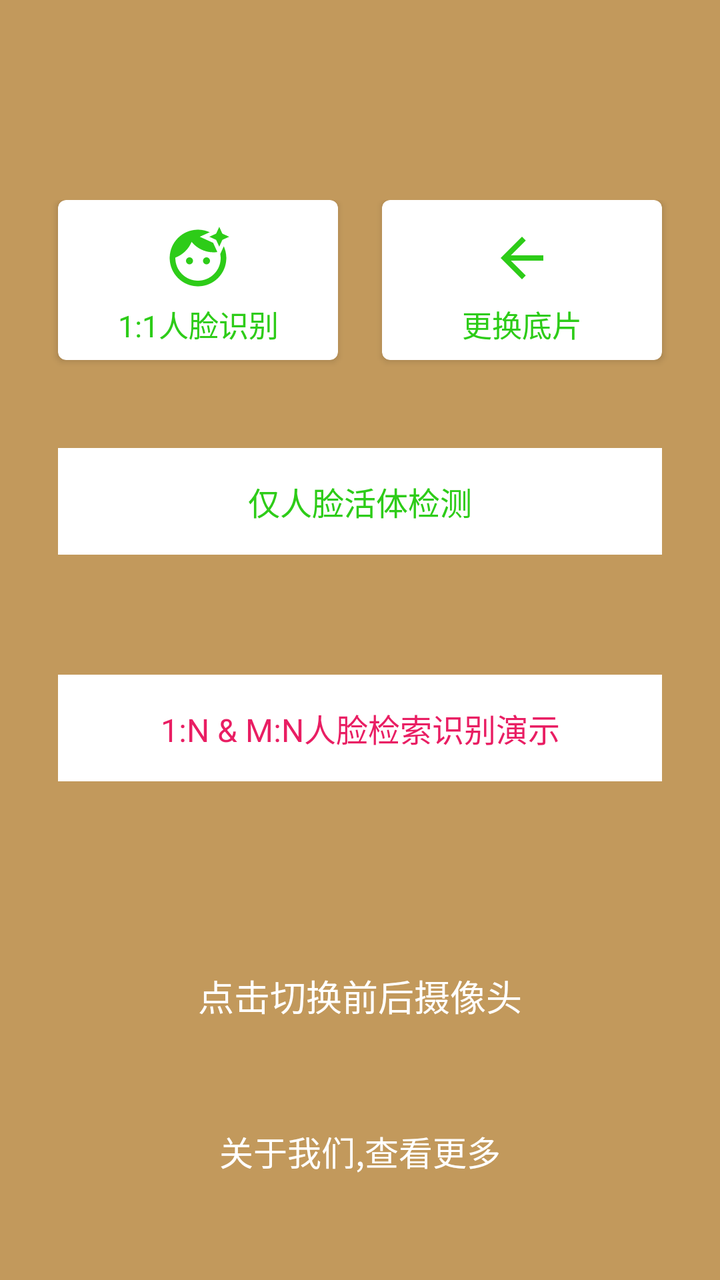
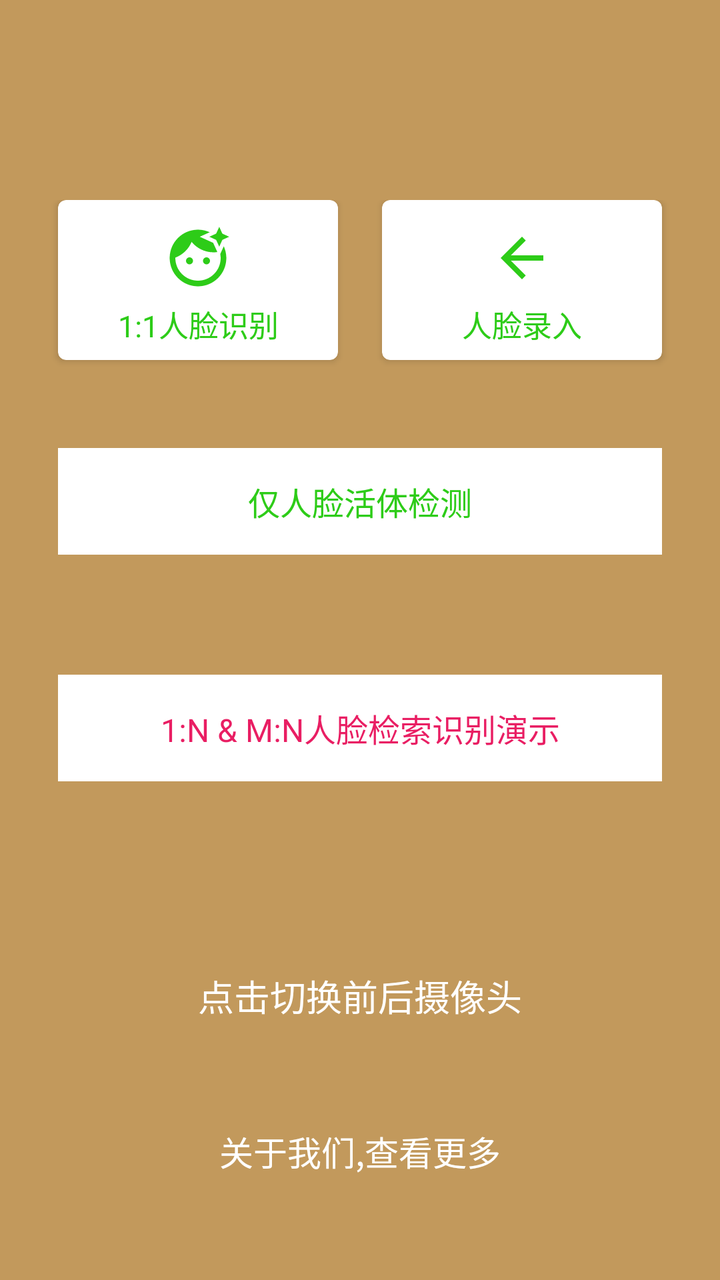

Two renders of the same Android screen: before a commit and after it. Below are the layout's source before the change and the commit's diff.
<!-- AndroidManifest.xml: application theme Theme.AppCompat.NoActionBar -->
<!-- res/layout/activity_navi.xml -->
<?xml version="1.0" encoding="utf-8"?>
<androidx.constraintlayout.widget.ConstraintLayout xmlns:android="http://schemas.android.com/apk/res/android"
    xmlns:app="http://schemas.android.com/apk/res-auto"
    xmlns:tools="http://schemas.android.com/tools"
    android:layout_width="match_parent"
    android:layout_height="match_parent"
    android:background="@color/yellow"
    android:paddingTop="100dp"
    tools:context=".NaviActivity">

    
    <androidx.cardview.widget.CardView
        android:id="@+id/face_verify_card"
        android:layout_width="0dp"
        android:layout_height="80dp"
        app:cardCornerRadius="4dp"
        android:layout_marginLeft="29dp"
        android:layout_marginRight="11dp"
        app:cardBackgroundColor="@color/white"
        app:layout_constraintEnd_toStartOf="@+id/update_base_image"
        app:layout_constraintStart_toStartOf="parent"
        app:layout_constraintTop_toTopOf="parent">

        <LinearLayout
            android:layout_width="match_parent"
            android:layout_height="wrap_content"
            android:layout_gravity="center"
            android:orientation="vertical">

            <ImageView
                android:layout_width="44dp"
                android:layout_height="44dp"
                android:padding="5dp"
                android:layout_gravity="center_horizontal"
                android:src="@drawable/baseline_face_retouching_natural_24" />

            <TextView
                android:id="@+id/face_verify"
                android:layout_width="match_parent"
                android:layout_height="wrap_content"
                android:layout_gravity="center_horizontal"
                android:gravity="center"
                android:text="1:1人脸识别"
                android:textColor="#2DCC18"
                android:textSize="15sp" />

        </LinearLayout>

    </androidx.cardview.widget.CardView>


    
    <androidx.cardview.widget.CardView
        android:id="@+id/update_base_image"
        android:layout_width="0dp"
        android:layout_height="80dp"
        app:cardCornerRadius="4dp"
        android:layout_marginRight="29dp"
        android:layout_marginLeft="11dp"

        app:cardBackgroundColor="@color/white"
        app:layout_constraintEnd_toEndOf="parent"
        app:layout_constraintStart_toEndOf="@+id/face_verify_card"
        app:layout_constraintTop_toTopOf="parent">

        <LinearLayout
            android:layout_width="match_parent"
            android:layout_height="wrap_content"
            android:layout_gravity="center"
            android:orientation="vertical">

            <ImageView
                android:layout_width="44dp"
                android:layout_height="44dp"
                android:padding="6dp"
                android:layout_gravity="center_horizontal"
                android:src="@drawable/ic_baseline_arrow_back_24" />

            <TextView
                android:id="@+id/change_base_img"
                android:layout_width="match_parent"
                android:layout_height="wrap_content"
                android:layout_gravity="center_horizontal"
                android:gravity="center"
                android:text="更换底片"
                android:textColor="#2DCC18"
                android:textSize="15sp"
                app:layout_constraintTop_toBottomOf="@+id/update_base_image" />

        </LinearLayout>

    </androidx.cardview.widget.CardView>



    <TextView
        android:id="@+id/liveness_detection"
        android:layout_width="match_parent"
        android:layout_height="wrap_content"
        android:layout_marginTop="44dp"
        android:background="@color/white"
        android:gravity="center"
        android:layout_marginLeft="29dp"
        android:layout_marginRight="29dp"
        android:paddingTop="15dp"
        android:paddingBottom="15dp"
        android:text="仅人脸活体检测"
        android:textColor="#2DCC18"
        android:textSize="16sp"
        android:visibility="visible"
        app:layout_constraintEnd_toEndOf="parent"
        app:layout_constraintStart_toStartOf="parent"
        app:layout_constraintTop_toBottomOf="@+id/update_base_image" />



    <TextView
        android:id="@+id/face_search_1_n"
        android:layout_width="match_parent"
        android:layout_height="wrap_content"
        android:layout_marginTop="60dp"
        android:background="@color/white"
        android:gravity="center"
        android:layout_marginLeft="29dp"
        android:layout_marginRight="29dp"
        android:paddingTop="15dp"
        android:paddingBottom="15dp"
        android:visibility="visible"
        android:text="1:N &amp; M:N人脸检索识别演示"
        android:textColor="@color/red"
        android:textSize="16sp"
        app:layout_constraintEnd_toEndOf="parent"
        app:layout_constraintStart_toStartOf="parent"
        app:layout_constraintTop_toBottomOf="@+id/liveness_detection" />




    <TextView
        android:id="@+id/change_camera"
        android:layout_width="match_parent"
        android:layout_height="wrap_content"
        android:layout_gravity="bottom"
        android:gravity="center"
        android:textColor="@android:color/white"
        android:textSize="18sp"
        android:layout_marginTop="5dp"
        android:layout_marginBottom="33dp"
        app:layout_constraintBottom_toTopOf="@+id/more_about_me"
        android:text="点击切换前后摄像头" />


    <TextView
        android:id="@+id/more_about_me"
        android:layout_width="match_parent"
        android:layout_height="wrap_content"
        android:gravity="center"
        android:padding="19dp"
        android:visibility="visible"
        android:text="关于我们,查看更多"
        android:textColor="@android:color/white"
        android:textSize="17sp"
        android:layout_marginBottom="33dp"
        app:layout_constraintBottom_toBottomOf="parent" />



</androidx.constraintlayout.widget.ConstraintLayout>
<!-- resources referenced by this layout -->
<resources>
  <color name="red">#E91E63</color>
  <color name="white">#FFFFFFFF</color>
  <color name="yellow">#C2995C</color>
  <!-- drawable baseline_face_retouching_natural_24 (drawable) -->
  <vector android:height="24dp" android:tint="#2DCC18"
      android:viewportHeight="24" android:viewportWidth="24"
      android:width="24dp" xmlns:android="http://schemas.android.com/apk/res/android">
      <path android:fillColor="@android:color/white" android:pathData="M9,13m-1.25,0a1.25,1.25 0,1 1,2.5 0a1.25,1.25 0,1 1,-2.5 0"/>
      <path android:fillColor="@android:color/white" android:pathData="M20.77,8.58l-0.92,2.01c0.09,0.46 0.15,0.93 0.15,1.41 0,4.41 -3.59,8 -8,8s-8,-3.59 -8,-8c0,-0.05 0.01,-0.1 0,-0.14 2.6,-0.98 4.69,-2.99 5.74,-5.55C11.58,8.56 14.37,10 17.5,10c0.45,0 0.89,-0.04 1.33,-0.1l-0.6,-1.32 -0.88,-1.93 -1.93,-0.88 -2.79,-1.27 2.79,-1.27 0.71,-0.32C14.87,2.33 13.47,2 12,2 6.48,2 2,6.48 2,12s4.48,10 10,10 10,-4.48 10,-10c0,-1.47 -0.33,-2.87 -0.9,-4.13l-0.33,0.71z"/>
      <path android:fillColor="@android:color/white" android:pathData="M15,13m-1.25,0a1.25,1.25 0,1 1,2.5 0a1.25,1.25 0,1 1,-2.5 0"/>
      <path android:fillColor="@android:color/white" android:pathData="M20.6,5.6L19.5,8l-1.1,-2.4L16,4.5l2.4,-1.1L19.5,1l1.1,2.4L23,4.5z"/>
  </vector>
  <!-- drawable ic_baseline_arrow_back_24 (drawable) -->
  <vector android:autoMirrored="true" android:height="24dp"
      android:tint="#2DCC18" android:viewportHeight="24"
      android:viewportWidth="24" android:width="24dp" xmlns:android="http://schemas.android.com/apk/res/android">
      <path android:fillColor="@android:color/white" android:pathData="M20,11H7.83l5.59,-5.59L12,4l-8,8 8,8 1.41,-1.41L7.83,13H20v-2z"/>
  </vector>
</resources>

<!-- the commit's change to res/layout/activity_navi.xml (unified diff, before → after) -->
@@ -82,7 +82,7 @@
                 android:layout_height="wrap_content"
                 android:layout_gravity="center_horizontal"
                 android:gravity="center"
-                android:text="更换底片"
+                android:text="人脸录入"
                 android:textColor="#2DCC18"
                 android:textSize="15sp"
                 app:layout_constraintTop_toBottomOf="@+id/update_base_image" />
